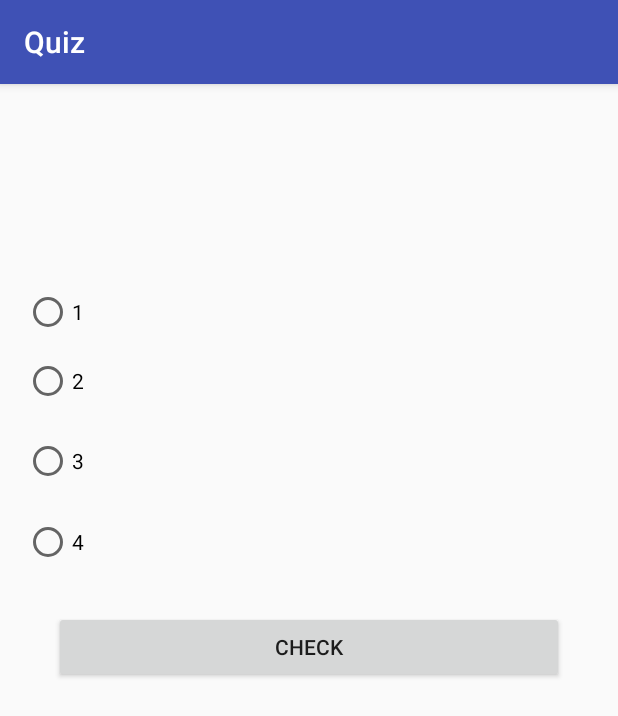
After one commit to groman92/quiz, an Android app: the quizQuestions screen opened directly, with no data from a screen before it, on a phone screen of 412 x 824 dp. The commit adds this screen. Shown: the top 716 px of the screen. Run offline under Robolectric (Android 15) with nearby library versions, the phone set to English and light mode, and no system bars.

Commit message:
Radio Button & Corregir pregunta

```diff
--- a/app/src/main/AndroidManifest.xml
+++ b/app/src/main/AndroidManifest.xml
@@ -15,6 +15,7 @@
                 <category android:name="android.intent.category.LAUNCHER" />
             </intent-filter>
         </activity>
+        <activity android:name=".quizQuestions"></activity>
     </application>
 
 </manifest>
--- /dev/null
+++ b/app/src/main/java/com/lasalle/first/part/quiz/question.java
@@ -0,0 +1,54 @@
+package com.lasalle.first.part.quiz;
+
+import java.util.ArrayList;
+
+/**
+ * Created by gerardromansolanas on 10/1/17.
+ */
+
+public class question {
+
+    private ArrayList<String> answers;
+    private String theQuestion;
+    //indexOf the solution
+    private String solution;
+
+
+    public question() {
+        answers = new ArrayList<>();
+        theQuestion = new String();
+        solution = new String();
+    }
+
+    public ArrayList<String> getAnswers() {
+        return answers;
+    }
+
+    public String getIndividualAnswer(int index){
+        return answers.get(index);
+    }
+
+    public String getTheQuestion() {
+        return theQuestion;
+    }
+
+    public void setTheQuestion(String theQuestion) {
+        this.theQuestion = theQuestion;
+    }
+
+    public void setAnswers(ArrayList<String> answers) {
+        this.answers = answers;
+    }
+
+    public void addAnswer(String ans){
+        answers.add(ans);
+    }
+
+    public String getSolution() {
+        return solution;
+    }
+
+    public void setSolution(String solution) {
+        this.solution = solution;
+    }
+}
--- /dev/null
+++ b/app/src/main/java/com/lasalle/first/part/quiz/quizQuestions.java
@@ -0,0 +1,180 @@
+package com.lasalle.first.part.quiz;
+
+import android.support.v7.app.AppCompatActivity;
+import android.os.Bundle;
+import android.view.View;
+import android.widget.Button;
+import android.widget.RadioButton;
+
+
+public class quizQuestions extends AppCompatActivity implements View.OnClickListener {
+
+
+    private int successQuestion;
+    private int currentQuestion;
+    private int totalQuestion;
+    private int userSolution;
+    private question[] questions;
+    private Button checkQuestion;
+    private RadioButton[] rbQuestions;
+
+    @Override
+    protected void onCreate(Bundle savedInstanceState) {
+        super.onCreate(savedInstanceState);
+        setContentView(R.layout.activity_quiz_questions);
+
+        rbQuestions = new RadioButton[4];
+        questions = new question[5];
+        checkQuestion = (Button)findViewById(R.id.checkButton);
+
+        initVariables(questions,checkQuestion,rbQuestions);
+    }
+
+    private void initVariables(question[] q, Button checkQuestions, RadioButton[] rbQuestionsa) {
+
+        setSuccessQuestion(0);
+        setTotalQuestion(0);
+        setCurrentQuestion(0);
+
+        initQuestions(q);
+        initrButtonQuestion(rbQuestionsa);
+
+        checkQuestions.setOnClickListener(this);
+
+    }
+
+    private void initrButtonQuestion(RadioButton[] rbQuestionsa) {
+
+        rbQuestionsa[0] = (RadioButton)findViewById(R.id.questionOne);
+        rbQuestionsa[1] = (RadioButton)findViewById(R.id.questionTwo);
+        rbQuestionsa[2] = (RadioButton)findViewById(R.id.questionThree);
+        rbQuestionsa[3] = (RadioButton)findViewById(R.id.questionFour);
+
+        for (int i=0; i<rbQuestionsa.length; i++){
+            rbQuestionsa[i].setOnClickListener(this);
+        }
+
+        rbQuestionsa[0].setText(questions[0].getIndividualAnswer(0));
+        rbQuestionsa[1].setText(questions[0].getIndividualAnswer(1));
+        rbQuestionsa[2].setText(questions[0].getIndividualAnswer(2));
+        rbQuestionsa[3].setText(questions[0].getIndividualAnswer(3));
+
+
+    }
+
+    private void initQuestions(question[] q) {
+        q[0] = new question();
+        q[0].setTheQuestion("1+1");
+        q[0].addAnswer("1");
+        q[0].addAnswer("2");
+        q[0].addAnswer("3");
+        q[0].addAnswer("4");
+        q[0].setSolution("2");
+
+        q[1] = new question();
+        q[1].setTheQuestion("2+2");
+        q[1].addAnswer("1");
+        q[1].addAnswer("2");
+        q[1].addAnswer("3");
+        q[1].addAnswer("4");
+        q[1].setSolution("4");
+
+        q[2] = new question();
+        q[2].setTheQuestion("3+3");
+        q[2].addAnswer("1");
+        q[2].addAnswer("2");
+        q[2].addAnswer("6");
+        q[2].addAnswer("4");
+        q[2].setSolution("6");
+
+        q[3] = new question();
+        q[3].setTheQuestion("4+4");
+        q[3].addAnswer("1");
+        q[3].addAnswer("8");
+        q[3].addAnswer("3");
+        q[3].addAnswer("4");
+        q[3].setSolution("8");
+
+        q[4] = new question();
+        q[4].setTheQuestion("5+5");
+        q[4].addAnswer("1");
+        q[4].addAnswer("2");
+        q[4].addAnswer("10");
+        q[4].addAnswer("4");
+        q[4].setSolution("10");
+
+    }
+
+    @Override
+    public void onClick(View view) {
+
+        switch (view.getId()){
+            case R.id.checkButton:
+
+                //System.out.println(questions[0].getSolution());
+                if (questions[getCurrentQuestion()].getSolution() == rbQuestions[getUserSolution()].getText())
+                {
+                    setSuccessQuestion(getSuccessQuestion()+1);
+                    System.out.println("Pentakill");
+
+
+                }
+
+                setCurrentQuestion(getCurrentQuestion()+1);
+
+                break;
+            case R.id.questionOne:
+                setUserSolution(0);
+
+                break;
+
+            case R.id.questionTwo:
+                setUserSolution(1);
+                break;
+
+            case R.id.questionThree:
+                setUserSolution(2);
+                break;
+
+            case R.id.questionFour:
+                setUserSolution(3);
+                break;
+
+            default:
+
+                break;
+        }
+    }
+
+    public int getCurrentQuestion() {
+        return currentQuestion;
+    }
+
+    public void setCurrentQuestion(int currentQuestion) {
+        this.currentQuestion = currentQuestion;
+    }
+
+    public int getSuccessQuestion() {
+        return successQuestion;
+    }
+
+    public void setSuccessQuestion(int succesQuestion) {
+        this.successQuestion = succesQuestion;
+    }
+
+    public int getTotalQuestion() {
+        return totalQuestion;
+    }
+
+    public void setTotalQuestion(int totalQuestion) {
+        this.totalQuestion = totalQuestion;
+    }
+
+    public int getUserSolution() {
+        return userSolution;
+    }
+
+    public void setUserSolution(int userSolution) {
+        this.userSolution = userSolution;
+    }
+}
--- /dev/null
+++ b/app/src/main/res/layout/activity_quiz_questions.xml
@@ -0,0 +1,65 @@
+<?xml version="1.0" encoding="utf-8"?>
+<RelativeLayout xmlns:android="http://schemas.android.com/apk/res/android"
+    xmlns:tools="http://schemas.android.com/tools"
+    android:id="@+id/activity_quiz_questions"
+    android:layout_width="match_parent"
+    android:layout_height="match_parent"
+    android:paddingBottom="@dimen/activity_vertical_margin"
+    android:paddingLeft="@dimen/activity_horizontal_margin"
+    android:paddingRight="@dimen/activity_horizontal_margin"
+    android:paddingTop="@dimen/activity_vertical_margin"
+    tools:context="com.lasalle.first.part.quiz.quizQuestions">
+
+    <LinearLayout
+        android:orientation="vertical"
+        android:layout_width="match_parent"
+        android:layout_height="match_parent">
+
+        <RadioButton
+            android:text="RadioButton"
+            android:layout_width="match_parent"
+            android:layout_height="wrap_content"
+            android:layout_marginTop="120dp"
+            android:id="@+id/questionOne"
+            android:layout_below="@+id/radioButton2"
+            android:layout_alignStart="@+id/radioButton2" />
+
+        <RadioButton
+            android:text="RadioButton"
+            android:layout_width="match_parent"
+            android:layout_height="wrap_content"
+            android:layout_below="@+id/questionOne"
+            android:layout_alignParentStart="true"
+            android:layout_marginTop="14dp"
+            android:id="@+id/questionTwo" />
+
+        <RadioButton
+        android:text="RadioButton"
+        android:layout_width="match_parent"
+        android:layout_height="wrap_content"
+        android:id="@+id/questionThree"
+        android:layout_below="@+id/radioButton4"
+        android:layout_alignStart="@+id/radioButton4"
+        android:layout_marginTop="21dp" />
+
+        <RadioButton
+    android:text="RadioButton"
+    android:layout_width="match_parent"
+    android:layout_height="wrap_content"
+    android:layout_below="@+id/questionTwo"
+    android:layout_alignParentStart="true"
+    android:layout_marginTop="22dp"
+    android:id="@+id/questionFour" />
+
+        <Button
+            android:text="Check"
+            android:layout_width="match_parent"
+            android:layout_height="wrap_content"
+            android:id="@+id/checkButton"
+            android:layout_marginLeft="20dp"
+            android:layout_marginRight="20dp"
+            android:layout_marginTop="30dp" />
+
+    </LinearLayout>
+
+</RelativeLayout>
```
Also changed, not shown: app/src/main/java/com/lasalle/first/part/quiz/MainActivity.java (+27 -1 lines), app/src/main/res/layout/activity_main.xml (+10 -3 lines).
